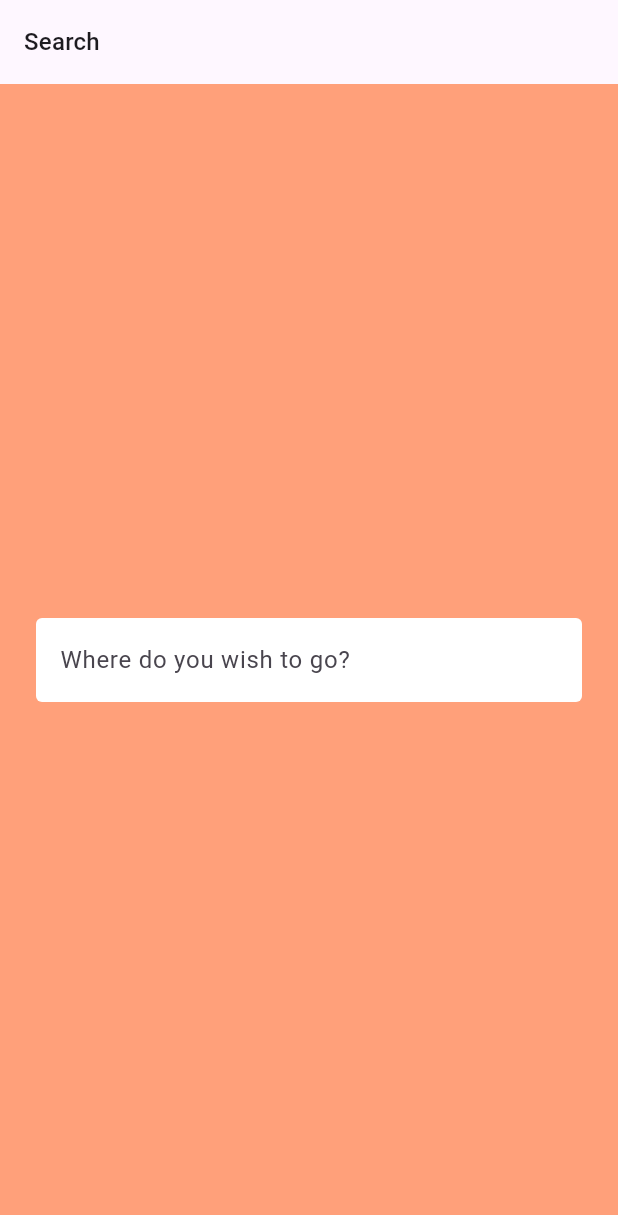
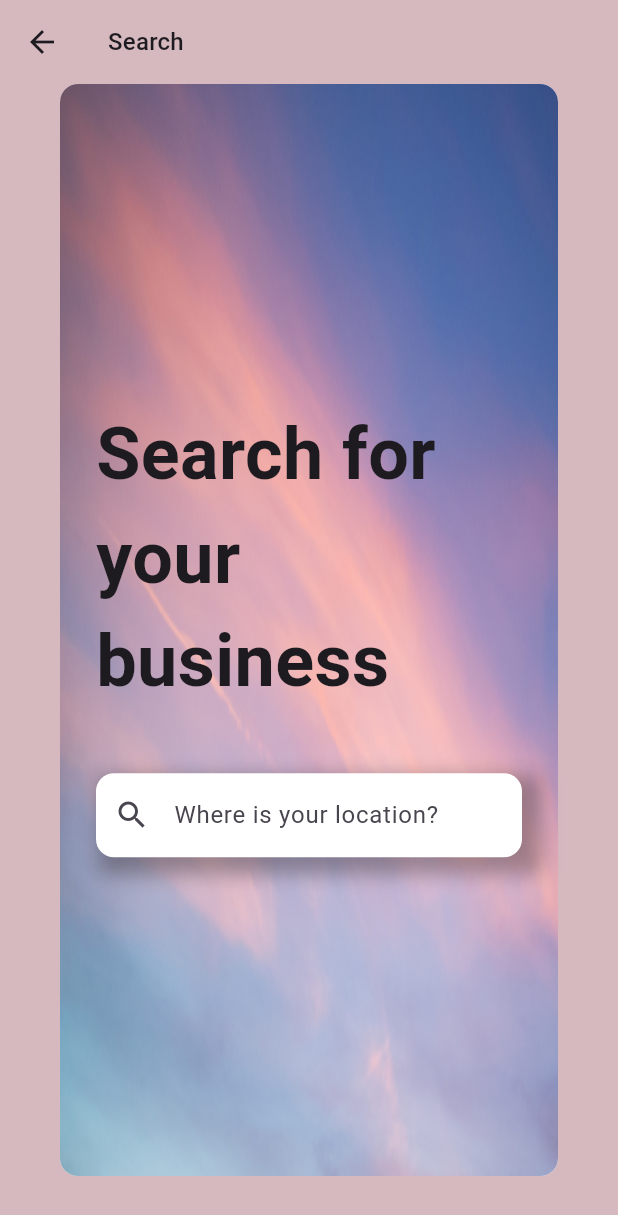
Before and after one commit to spaaacy/impact-hack, a Flutter app: the screen it shows after launch, on a phone screen of 412 x 824 dp. Shown: the top 1215 px of the screen. Run offline on Flutter 3.47's test engine with Material 2 defaults, Android fonts, the phone set to English and light mode, and no system bars; drawn by our look-alikes of flutter_typeahead; our stand-ins replace latlong2.

Commit message:
chore: searchpage_ui

```diff
--- a/lib/main.dart
+++ b/lib/main.dart
@@ -1,6 +1,8 @@
 import 'package:flutter/material.dart';
 import 'package:impact_hack/ui/business_detail/business_detail.dart';
 import 'package:impact_hack/ui/business_detail/business_detail_state.dart';
+import 'package:impact_hack/ui/home_page/home_page.dart';
+import 'package:impact_hack/ui/home_page/home_page_state.dart';
 import 'package:impact_hack/ui/search_page/search_page.dart';
 import 'package:impact_hack/ui/search_page/search_page_state.dart';
 import 'package:provider/provider.dart';
@@ -27,6 +29,8 @@ class MyApp extends StatelessWidget {
       // home: ChangeNotifierProvider(
       //     create: (context) => BusinessDetailState(context, "test"),
       //     child: BusinessDetail()),
+      // home: ChangeNotifierProvider(
+      //     create: (context) => HomePageState(context), child: HomePage()),
     );
   }
 }
--- a/lib/ui/search_page/search_page.dart
+++ b/lib/ui/search_page/search_page.dart
@@ -20,15 +20,58 @@ class SearchPage extends StatelessWidget {
 
     return Scaffold(
         appBar: AppBar(
+          backgroundColor: Colors.transparent,
+          elevation: 0, // Remove the shadow
+          leading: IconButton(
+            icon: Icon(Icons.arrow_back),
+            onPressed: () {
+              Navigator.pop(context);
+            },
+          ),
           title: Text("Search", style: Theme.of(context).textTheme.titleMedium),
         ),
+        backgroundColor: Color.fromARGB(255, 214, 184, 191),
         body: Padding(
+          padding: const EdgeInsetsDirectional.fromSTEB(40, 0, 40, 40),
+          child: Container(
+            width: MediaQuery.of(context).size.width,
+            height: MediaQuery.of(context).size.height * 1,
+            decoration: BoxDecoration(
+              color: Colors.white,
+              borderRadius: BorderRadius.all(Radius.circular(12.0)),
+              image: DecorationImage(
+                fit: BoxFit.fill,
+                image: Image.asset(
+                  'assets/images/5.jpg',
+                ).image,
+              ),
+            ),
+            child: Padding(
               padding: const EdgeInsets.all(24.0),
               child: Column(
                 mainAxisAlignment: MainAxisAlignment.center,
                 crossAxisAlignment: CrossAxisAlignment.center,
                 children: [
-              TypeAheadField(
+                  const Text(
+                    "Search for your business",
+                    style: TextStyle(fontSize: 48, fontWeight: FontWeight.bold),
+                  ),
+                  const SizedBox(
+                    height: 40,
+                  ),
+                  Container(
+                    width: 600,
+                    decoration: BoxDecoration(
+                      boxShadow: [
+                        BoxShadow(
+                          color: Colors.black12.withOpacity(0.3),
+                          spreadRadius: 5,
+                          blurRadius: 10,
+                          offset: Offset(7, 7),
+                        ),
+                      ],
+                    ),
+                    child: TypeAheadField(
                       keepSuggestionsOnLoading: true,
                       hideOnEmpty: true,
                       hideOnLoading: true,
@@ -47,21 +90,23 @@ class SearchPage extends StatelessWidget {
                         return Padding(
                           padding: const EdgeInsets.all(8.0),
                           child: Text(
-                      trimDescription(suggestion.description).capitalize(),
+                            trimDescription(suggestion.description)
+                                .capitalize(),
                             style: const TextStyle(fontSize: 16.0),
                           ),
                         );
                       },
                       onSuggestionSelected: (suggestion) async {
-                  Navigator.of(context).push(
-                    MaterialPageRoute(builder: (context) =>
-                        ChangeNotifierProvider(create: (context) => BusinessDetailState(context, suggestion.googleId), child: const BusinessDetail())
-                    )
-                  );
+                        Navigator.of(context).push(MaterialPageRoute(
+                            builder: (context) => ChangeNotifierProvider(
+                                create: (context) => BusinessDetailState(
+                                    context, suggestion.googleId),
+                                child: const BusinessDetail())));
                       },
                       textFieldConfiguration: TextFieldConfiguration(
                         controller: state.searchController,
                         decoration: InputDecoration(
+                          prefixIcon: const Icon(Icons.search),
                           suffixIcon: state.searchController.text.isNotEmpty
                               ? IconButton(
                                   icon: const Icon(Icons.close),
@@ -70,16 +115,21 @@ class SearchPage extends StatelessWidget {
                                     state.searchController.clear();
                                   })
                               : null,
-                    border:
-                        const OutlineInputBorder(borderSide: BorderSide.none),
-                    hintText: "Where do you wish to go?",
+                          border: const OutlineInputBorder(
+                              borderRadius:
+                                  BorderRadius.all(Radius.circular(12.0)),
+                              borderSide: BorderSide.none),
+                          hintText: "Where is your location?",
                           filled: true,
                           fillColor: Colors.white,
+                        ),
                       ),
                     ),
                   )
                 ],
               ),
+            ),
+          ),
         ));
   }
 }
--- a/pubspec.yaml
+++ b/pubspec.yaml
@@ -65,10 +65,8 @@ flutter:
   uses-material-design: true
 
   # To add assets to your application, add an assets section, like this:
-  # assets:
-  #   - images/a_dot_burr.jpeg
-  #   - images/a_dot_ham.jpeg
-
+  assets:
+      - assets/images/
   # An image asset can refer to one or more resolution-specific "variants", see
   # https://flutter.dev/assets-and-images/#resolution-aware
 
```
Also changed, not shown: lib/ui/home_page/home_page.dart (+102 -5 lines), assets/images/1.jpg (added), assets/images/2.jpg (added), assets/images/3.jpg (added), assets/images/39c.jpg (added), assets/images/4.jpg (added), assets/images/5.jpg (added). Lines whose indentation alone changed are shown as unchanged.
